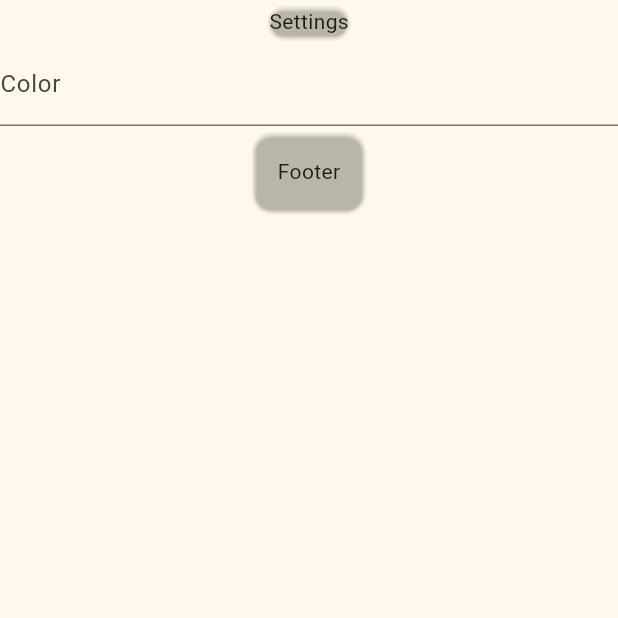
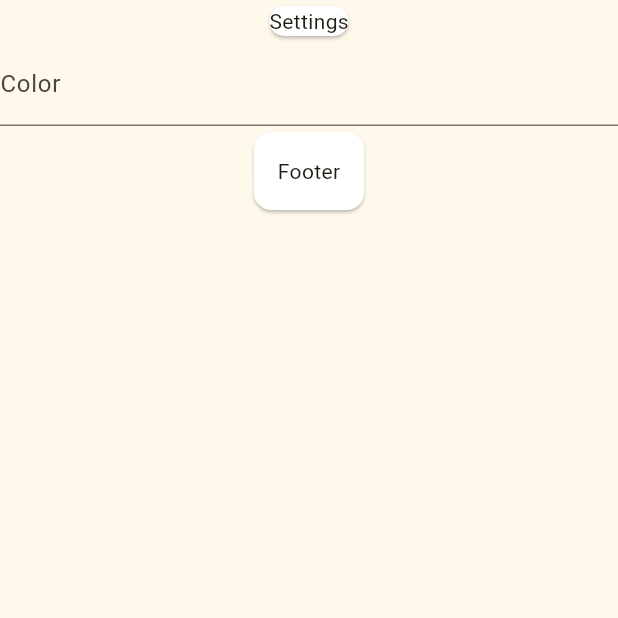
Before and after one commit to pellucidit/provider_shopper, a Flutter app: the Settings screen opened by its route, on a phone screen of 412 x 824 dp, the top half of it. Run offline on Flutter 3.47's test engine with Material 3 defaults, Android fonts, the phone set to English and light mode, and no system bars; our stand-ins replace flutter_riverpod, go_router, riverpod_annotation; missing offline and left inert: window_size; generated files the repository leaves out were written again.

Commit message:
Fixed issue with color, and modified provider

```diff
--- a/lib/common/footer.dart
+++ b/lib/common/footer.dart
@@ -8,7 +8,7 @@ class Footer extends ConsumerWidget {
   @override
   Widget build(BuildContext context, WidgetRef ref) {
 
-    Device device = ref.watch(deviceProvider);
+    Device device = ref.watch(deviceProvider.notifier);
 
     return Card(
       color: device.getThemeAsColor(),
--- a/lib/models/device.dart
+++ b/lib/models/device.dart
@@ -4,21 +4,21 @@ import 'package:flutter/material.dart';
 
 part 'device.g.dart';
 
-@riverpod
-Device device(DeviceRef ref) => Device(theme: "32332A");
+@Riverpod(keepAlive: true)
+class Device extends _$Device {
 
-class Device {
-  Device({required this.theme});
-
-  String theme;
+  @override
+  Color build() {
+    return Color(int.parse("FFffffff", radix: 16));
+  }
 
   void setTheme(String theme) {
-    this.theme = theme;
+    state = Color(int.parse("ff$theme", radix: 16));
+    print("Changed theme to $theme");
   }
 
   Color getThemeAsColor() {
-    Color color = Color(int.parse(theme, radix: 16));
-    print(color);
-    return color;
+    print("theme is $state");
+    return state;
   }
 }
--- a/lib/screens/settings.dart
+++ b/lib/screens/settings.dart
@@ -8,7 +8,7 @@ class Settings extends ConsumerWidget{
 
   @override
   Widget build(BuildContext context, WidgetRef ref) {
-    Device device = ref.watch(deviceProvider);
+    Device device = ref.watch(deviceProvider.notifier);
     return Scaffold(
       body: Center(
         child: Column(
@@ -23,10 +23,8 @@ class Settings extends ConsumerWidget{
                 labelText: 'Color',
             ),
                 onChanged: (value) {
-                  print(value);
                   if (value.isEmpty || value.length != 6) return;
-                  print("Changing theme to $value");
-                  ref.read(deviceProvider).setTheme(value);
+                  ref.read(deviceProvider.notifier).setTheme(value);
                 },
             ),
             Footer(),
```
Also changed, not shown: lib/models/device.g.dart.
